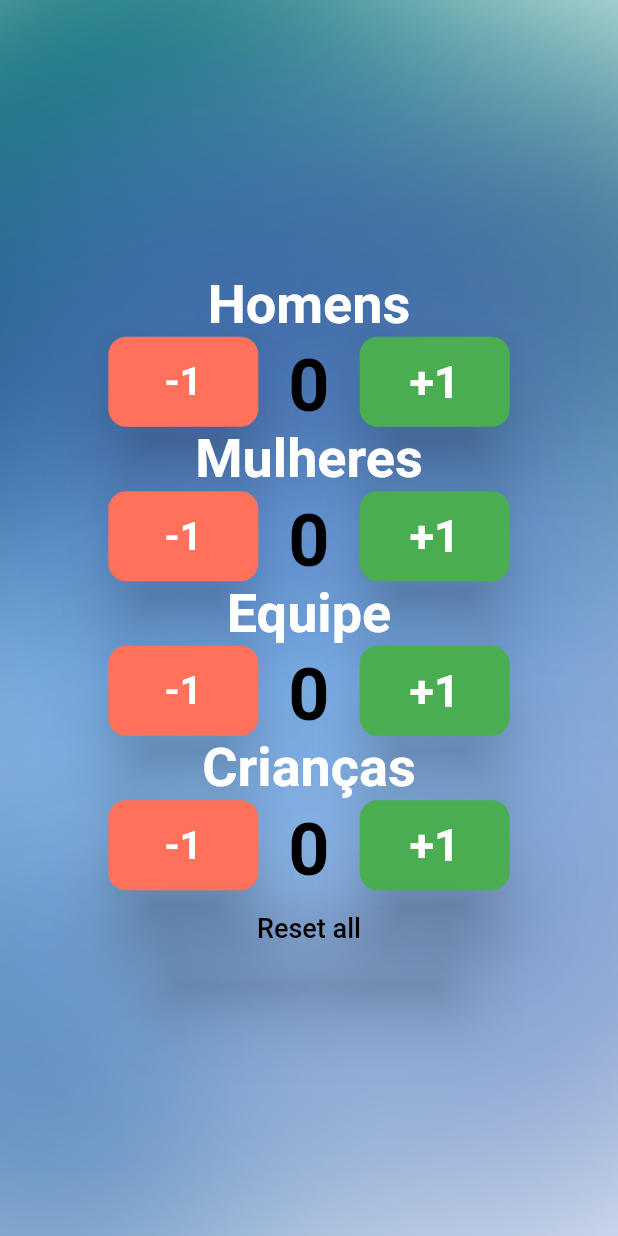
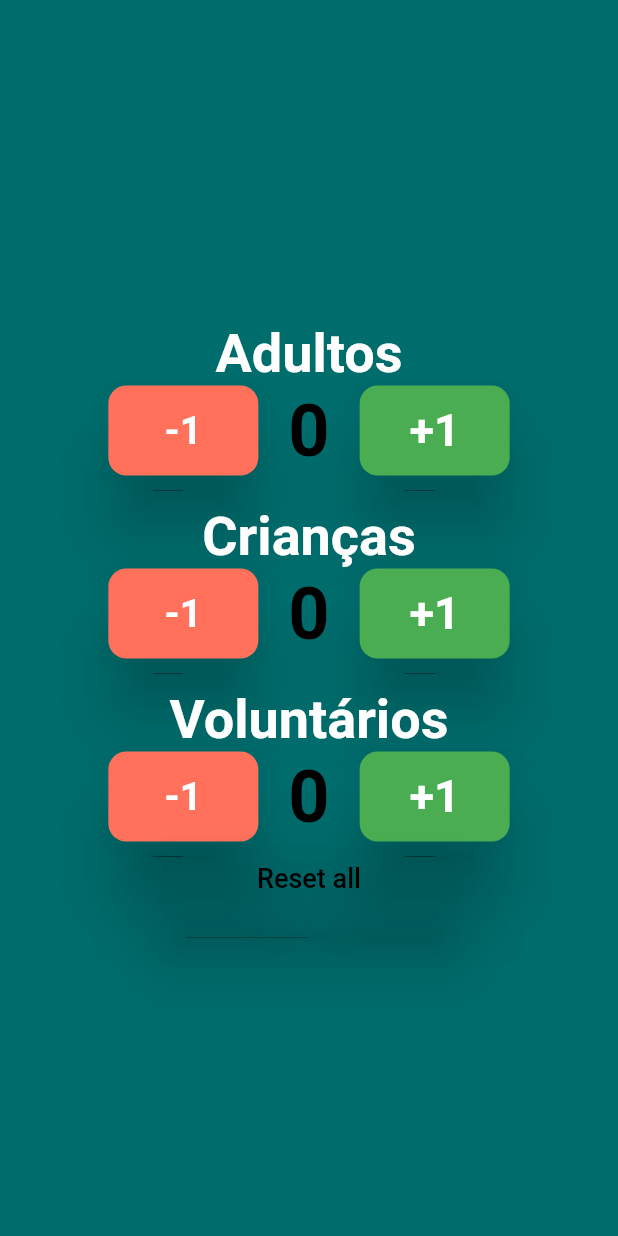
Before and after one commit to fabiojwalter/zcounter, a Flutter app: the screen it shows after launch, after a tap on "-1", on a phone screen of 412 x 824 dp. Run offline on Flutter 3.47's test engine with Material 2 defaults, Android fonts, the light colour scheme and no system bars.

Commit message:
💄 removing women counter

```diff
--- a/lib/main.dart
+++ b/lib/main.dart
@@ -23,12 +23,11 @@ class HomeCounter extends StatefulWidget {
   State<HomeCounter> createState() => _HomeCounterState();
 }
 
-enum CounterType { men, women, children, staff }
+enum CounterType { adults, children, staff }
 
 class _HomeCounterState extends State<HomeCounter> {
   Map<CounterType, int> counters = {
-    CounterType.men: 0,
-    CounterType.women: 0,
+    CounterType.adults: 0,
     CounterType.children: 0,
     CounterType.staff: 0,
   };
@@ -95,18 +94,18 @@ class _HomeCounterState extends State<HomeCounter> {
       child: Scaffold(
         body: Container(
           decoration: const BoxDecoration(
-            // color: Color(0xFF006D6D),
-            image: DecorationImage(
-                image: AssetImage("assets/images/background1.png"),
-                fit: BoxFit.cover),
+            color: Color(0xFF006D6D),
+            // image: DecorationImage(
+            //     image: AssetImage("assets/images/background1.png"),
+            //     fit: BoxFit.cover),
           ),
           child: Padding(
-            padding: const EdgeInsets.symmetric(horizontal: 8, vertical: 0),
+            padding: const EdgeInsets.symmetric(horizontal: 8, vertical: 10),
             child: Column(
               mainAxisAlignment: MainAxisAlignment.center,
               children: [
                 Text(
-                  "Homens",
+                  "Adultos",
                   style: counterNameStyle,
                 ),
                 Row(
@@ -114,9 +113,9 @@ class _HomeCounterState extends State<HomeCounter> {
                   children: [
                     TextButton(
                       onPressed: () {
-                        isEmpty(CounterType.men)
+                        isEmpty(CounterType.adults)
                             ? ()
-                            : decrement(CounterType.men);
+                            : decrement(CounterType.adults);
                       },
                       style: minusButtonStyle,
                       child: Text(
@@ -125,15 +124,15 @@ class _HomeCounterState extends State<HomeCounter> {
                       ),
                     ),
                     Padding(
-                      padding: const EdgeInsets.fromLTRB(20, 5, 20, 0),
+                      padding: const EdgeInsets.fromLTRB(20, 0, 20, 0),
                       child: Text(
-                        '${counters[CounterType.men]}',
+                        '${counters[CounterType.adults]}',
                         style: counterStyle,
                       ),
                     ),
                     TextButton(
                       onPressed: () {
-                        increment(CounterType.men);
+                        increment(CounterType.adults);
                       },
                       style: addButtonStyle,
                       child: const Text(
@@ -147,18 +146,21 @@ class _HomeCounterState extends State<HomeCounter> {
                     ),
                   ],
                 ),
-                Text(
-                  "Mulheres",
-                  style: counterNameStyle,
+                Padding(
+                  padding: const EdgeInsets.only(top: 20),
+                  child: Text(
+                    "Crianças",
+                    style: counterNameStyle,
+                  ),
                 ),
                 Row(
                   mainAxisAlignment: MainAxisAlignment.center,
                   children: [
                     TextButton(
                       onPressed: () {
-                        isEmpty(CounterType.women)
+                        isEmpty(CounterType.children)
                             ? ()
-                            : decrement(CounterType.women);
+                            : decrement(CounterType.children);
                       },
                       style: minusButtonStyle,
                       child: Text(
@@ -167,15 +169,15 @@ class _HomeCounterState extends State<HomeCounter> {
                       ),
                     ),
                     Padding(
-                      padding: const EdgeInsets.fromLTRB(20, 5, 20, 0),
+                      padding: const EdgeInsets.fromLTRB(20, 0, 20, 0),
                       child: Text(
-                        '${counters[CounterType.women]}',
+                        '${counters[CounterType.children]}',
                         style: counterStyle,
                       ),
                     ),
                     TextButton(
                       onPressed: () {
-                        increment(CounterType.women);
+                        increment(CounterType.children);
                       },
                       style: addButtonStyle,
                       child: const Text(
@@ -189,9 +191,12 @@ class _HomeCounterState extends State<HomeCounter> {
                     ),
                   ],
                 ),
-                Text(
-                  "Equipe",
-                  style: counterNameStyle,
+                Padding(
+                  padding: const EdgeInsets.only(top: 20),
+                  child: Text(
+                    "Voluntários",
+                    style: counterNameStyle,
+                  ),
                 ),
                 Row(
                   mainAxisAlignment: MainAxisAlignment.center,
@@ -209,7 +214,7 @@ class _HomeCounterState extends State<HomeCounter> {
                       ),
                     ),
                     Padding(
-                      padding: const EdgeInsets.fromLTRB(20, 5, 20, 0),
+                      padding: const EdgeInsets.fromLTRB(20, 0, 20, 0),
                       child: Text(
                         '${counters[CounterType.staff]}',
                         style: counterStyle,
@@ -218,48 +223,6 @@ class _HomeCounterState extends State<HomeCounter> {
                     TextButton(
                       onPressed: () {
                         increment(CounterType.staff);
-                      },
-                      style: addButtonStyle,
-                      child: const Text(
-                        "+1",
-                        style: TextStyle(
-                          color: Colors.white,
-                          fontSize: 30,
-                          fontWeight: FontWeight.bold,
-                        ),
-                      ),
-                    ),
-                  ],
-                ),
-                Text(
-                  "Crianças",
-                  style: counterNameStyle,
-                ),
-                Row(
-                  mainAxisAlignment: MainAxisAlignment.center,
-                  children: [
-                    TextButton(
-                      onPressed: () {
-                        isEmpty(CounterType.children)
-                            ? ()
-                            : decrement(CounterType.children);
-                      },
-                      style: minusButtonStyle,
-                      child: Text(
-                        "-1",
-                        style: buttonTextStyle,
-                      ),
-                    ),
-                    Padding(
-                      padding: const EdgeInsets.fromLTRB(20, 5, 20, 0),
-                      child: Text(
-                        '${counters[CounterType.children]}',
-                        style: counterStyle,
-                      ),
-                    ),
-                    TextButton(
-                      onPressed: () {
-                        increment(CounterType.children);
                       },
                       style: addButtonStyle,
                       child: const Text(
@@ -313,8 +276,7 @@ class _HomeCounterState extends State<HomeCounter> {
                 ),
                 TextButton(
                   onPressed: () {
-                    resetCounter(CounterType.men);
-                    resetCounter(CounterType.women);
+                    resetCounter(CounterType.adults);
                     resetCounter(CounterType.staff);
                     resetCounter(CounterType.children);
                     Navigator.of(context).pop();
```
